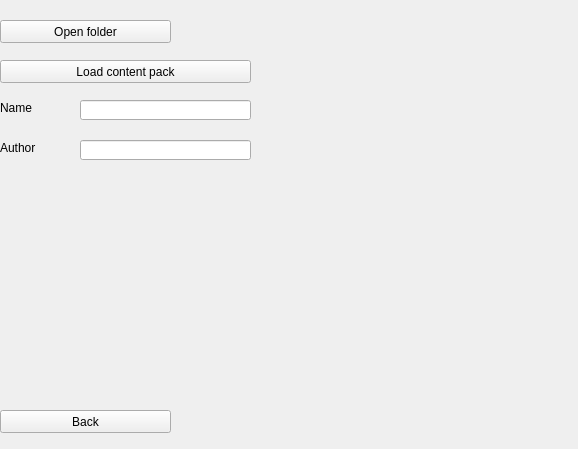
First picture: the form in ui/CPL.ui, repository CrankySupertoon/ToontownServer, before the edit.
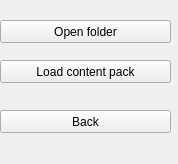
Second picture: the form after the edit.

Commit message: CPL can now decrypt the .mf file

What changed in the file:
```diff
--- a/ui/CPL.ui
+++ b/ui/CPL.ui
@@ -6,26 +6,13 @@
    <rect>
     <x>0</x>
     <y>0</y>
-    <width>578</width>
-    <height>449</height>
+    <width>178</width>
+    <height>164</height>
    </rect>
   </property>
   <property name="windowTitle">
    <string>Content Pack Launcher</string>
   </property>
-  <widget class="QLabel" name="label_5">
-   <property name="geometry">
-    <rect>
-     <x>0</x>
-     <y>100</y>
-     <width>81</width>
-     <height>16</height>
-    </rect>
-   </property>
-   <property name="text">
-    <string>Name</string>
-   </property>
-  </widget>
   <widget class="QPushButton" name="load">
    <property name="geometry">
     <rect>
@@ -39,39 +26,6 @@
     <string>Open folder</string>
    </property>
   </widget>
-  <widget class="QLineEdit" name="name">
-   <property name="geometry">
-    <rect>
-     <x>80</x>
-     <y>100</y>
-     <width>171</width>
-     <height>20</height>
-    </rect>
-   </property>
-  </widget>
-  <widget class="QLabel" name="label_6">
-   <property name="geometry">
-    <rect>
-     <x>0</x>
-     <y>140</y>
-     <width>81</width>
-     <height>16</height>
-    </rect>
-   </property>
-   <property name="text">
-    <string>Author</string>
-   </property>
-  </widget>
-  <widget class="QLineEdit" name="author">
-   <property name="geometry">
-    <rect>
-     <x>80</x>
-     <y>140</y>
-     <width>171</width>
-     <height>20</height>
-    </rect>
-   </property>
-  </widget>
   <widget class="QLabel" name="contentPackPic">
    <property name="geometry">
     <rect>
@@ -89,7 +43,7 @@
    <property name="geometry">
     <rect>
      <x>0</x>
-     <y>410</y>
+     <y>110</y>
      <width>171</width>
      <height>23</height>
     </rect>
@@ -103,7 +57,7 @@
     <rect>
      <x>0</x>
      <y>60</y>
-     <width>251</width>
+     <width>171</width>
      <height>23</height>
     </rect>
    </property>
```
The commit also changes 2 other files.
